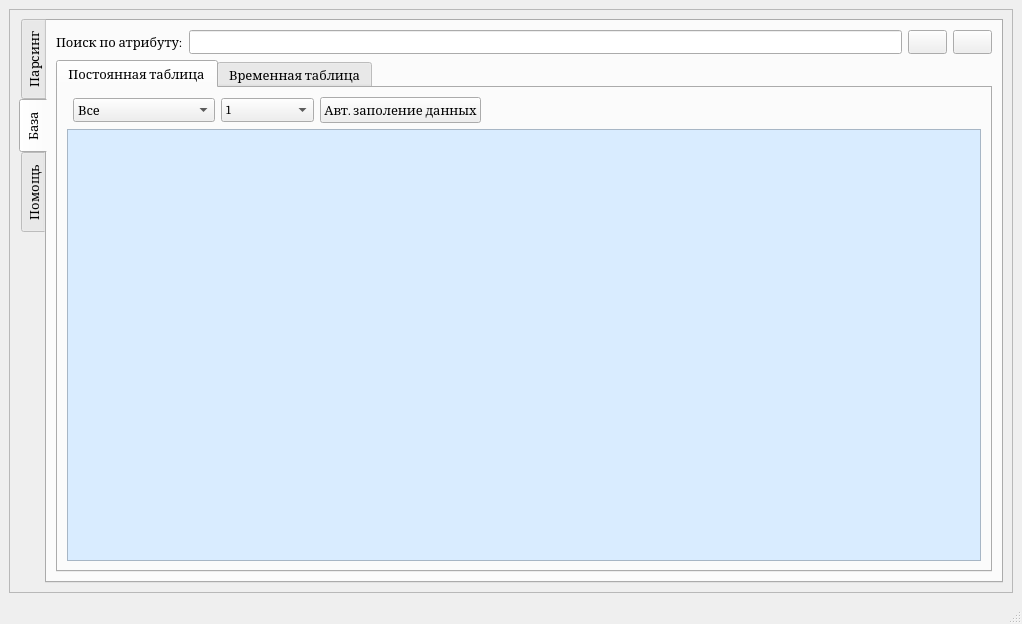
Old version of the form UI/parsingMain.ui in the repository almanah12/caspi_algo1_01.
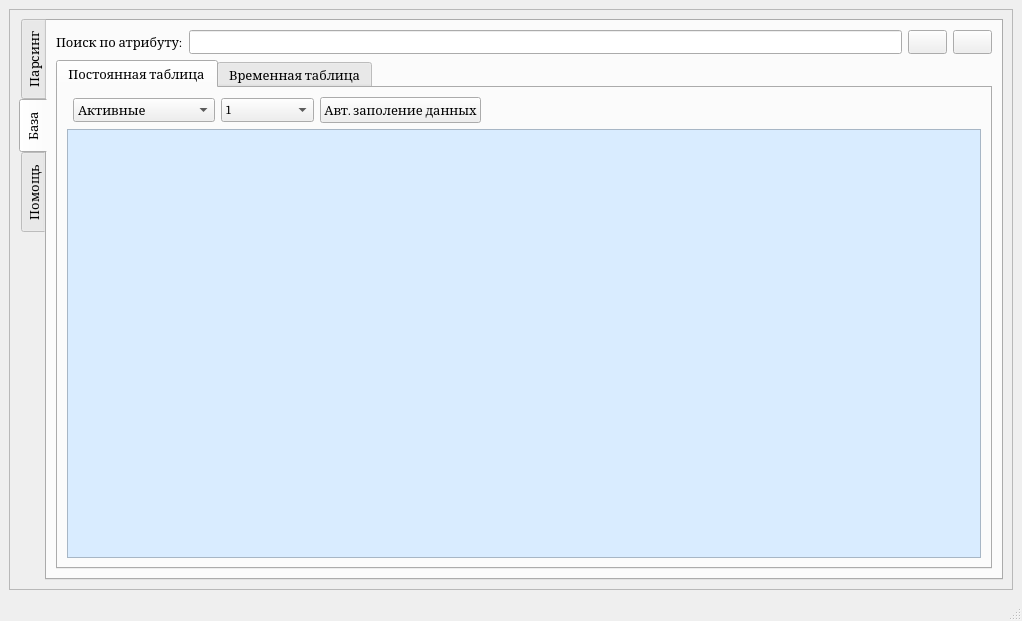
New version of the form. The open tabs and pages were chosen to show the change. Icons and pictures are not drawn.

Commit message: not parsing goods

The edit to the form file:
```diff
--- a/UI/parsingMain.ui
+++ b/UI/parsingMain.ui
@@ -7,7 +7,7 @@
     <x>0</x>
     <y>0</y>
     <width>1022</width>
-    <height>624</height>
+    <height>621</height>
    </rect>
   </property>
   <property name="font">
@@ -50,7 +50,7 @@
          <x>0</x>
          <y>0</y>
          <width>1002</width>
-         <height>584</height>
+         <height>581</height>
         </rect>
        </property>
        <layout class="QHBoxLayout" name="horizontalLayout_2">
@@ -394,7 +394,7 @@
                   </property>
                   <item>
                    <property name="text">
-                    <string>Все</string>
+                    <string>Активные</string>
                    </property>
                   </item>
                   <item>
```
Left out of the diff: 45 changed lines with no effect on the pictures. The commit also changes 12 other files.
